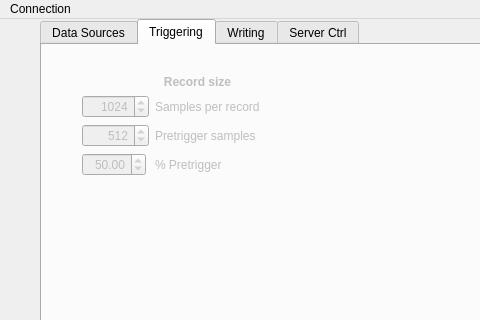
Old version of the form dc.ui in the repository usnistgov/dastardcommander; both pictures show x 0 to 480 and y 0 to 320 of the 810 by 600 pixel window.
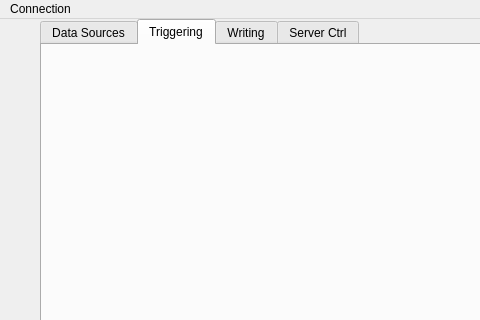
New version of the form. The open tabs and pages were chosen to show the change. Icons and pictures are not drawn.

Commit message: Put Trigger Config into separate GUI object and Py class.

```diff
--- a/dc.ui
+++ b/dc.ui
@@ -531,117 +531,10 @@
       </item>
      </layout>
     </widget>
-    <widget class="QWidget" name="triggeringTab">
-     <property name="enabled">
-      <bool>false</bool>
-     </property>
+    <widget class="QWidget" name="tabTriggering">
      <attribute name="title">
       <string>Triggering</string>
      </attribute>
-     <widget class="QWidget" name="formLayoutWidget">
-      <property name="geometry">
-       <rect>
-        <x>40</x>
-        <y>30</y>
-        <width>231</width>
-        <height>145</height>
-       </rect>
-      </property>
-      <layout class="QFormLayout" name="formLayout_2">
-       <item row="3" column="0">
-        <widget class="QSpinBox" name="samplesSpin">
-         <property name="alignment">
-          <set>Qt::AlignRight|Qt::AlignTrailing|Qt::AlignVCenter</set>
-         </property>
-         <property name="minimum">
-          <number>4</number>
-         </property>
-         <property name="maximum">
-          <number>262144</number>
-         </property>
-         <property name="value">
-          <number>1024</number>
-         </property>
-        </widget>
-       </item>
-       <item row="3" column="1">
-        <widget class="QLabel" name="label_16">
-         <property name="text">
-          <string>Samples per record</string>
-         </property>
-        </widget>
-       </item>
-       <item row="4" column="0">
-        <widget class="QSpinBox" name="pretriggerSamplesSpin">
-         <property name="alignment">
-          <set>Qt::AlignRight|Qt::AlignTrailing|Qt::AlignVCenter</set>
-         </property>
-         <property name="maximum">
-          <number>262144</number>
-         </property>
-         <property name="value">
-          <number>512</number>
-         </property>
-        </widget>
-       </item>
-       <item row="4" column="1">
-        <widget class="QLabel" name="label_17">
-         <property name="text">
-          <string>Pretrigger samples</string>
-         </property>
-        </widget>
-       </item>
-       <item row="5" column="0">
-        <widget class="QDoubleSpinBox" name="pctPretriggerSpinBox">
-         <property name="alignment">
-          <set>Qt::AlignRight|Qt::AlignTrailing|Qt::AlignVCenter</set>
-         </property>
-         <property name="maximum">
-          <double>100.000000000000000</double>
-         </property>
-         <property name="value">
-          <double>50.000000000000000</double>
-         </property>
-        </widget>
-       </item>
-       <item row="5" column="1">
-        <widget class="QLabel" name="label_18">
-         <property name="text">
-          <string>% Pretrigger </string>
-         </property>
-        </widget>
-       </item>
-       <item row="2" column="0" colspan="2">
-        <widget class="QLabel" name="label_19">
-         <property name="font">
-          <font>
-           <weight>75</weight>
-           <bold>true</bold>
-          </font>
-         </property>
-         <property name="text">
-          <string>Record size</string>
-         </property>
-         <property name="alignment">
-          <set>Qt::AlignCenter</set>
-         </property>
-        </widget>
-       </item>
-       <item row="6" column="1">
-        <spacer name="verticalSpacer_3">
-         <property name="orientation">
-          <enum>Qt::Vertical</enum>
-         </property>
-         <property name="sizeHint" stdset="0">
-          <size>
-           <width>20</width>
-           <height>40</height>
-          </size>
-         </property>
-        </spacer>
-       </item>
-      </layout>
-     </widget>
     </widget>
     <widget class="QWidget" name="tab_3">
      <attribute name="title">
@@ -654,7 +547,7 @@
      </attribute>
     </widget>
    </widget>
-   <widget class="QWidget" name="layoutWidget">
+   <widget class="QWidget" name="">
     <property name="geometry">
      <rect>
       <x>50</x>
```
The commit also changes 2 other files.
